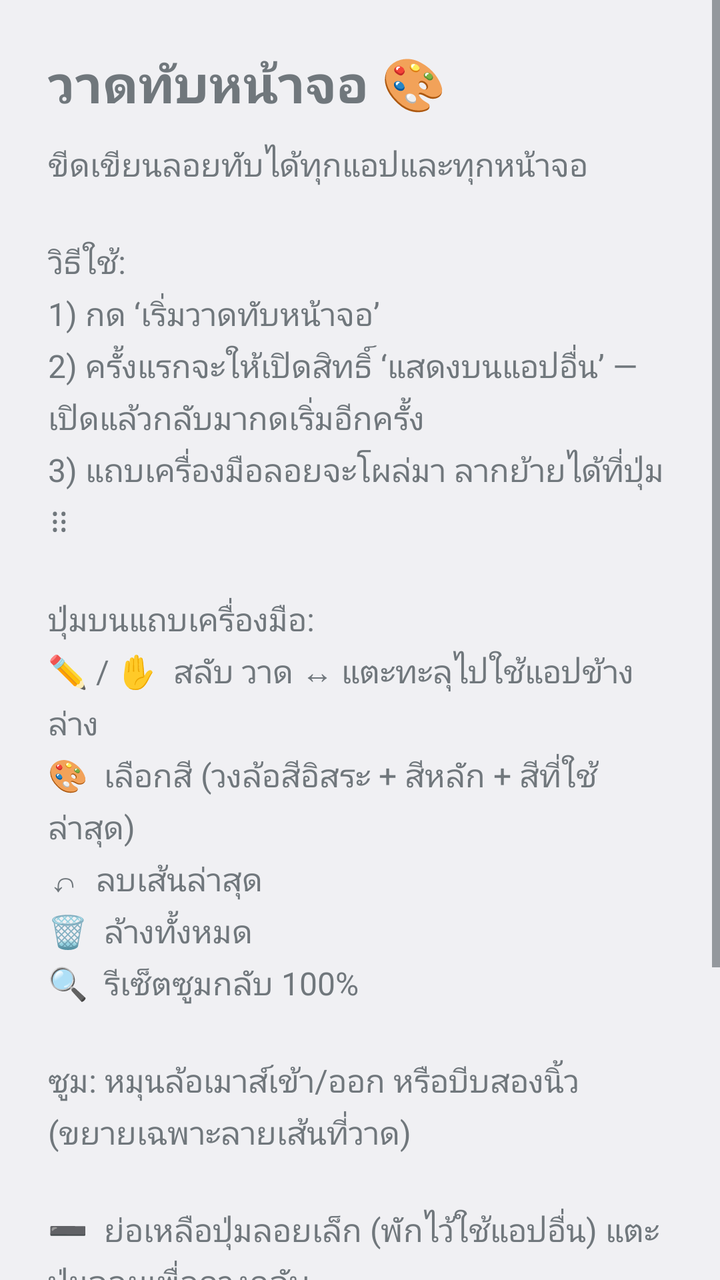
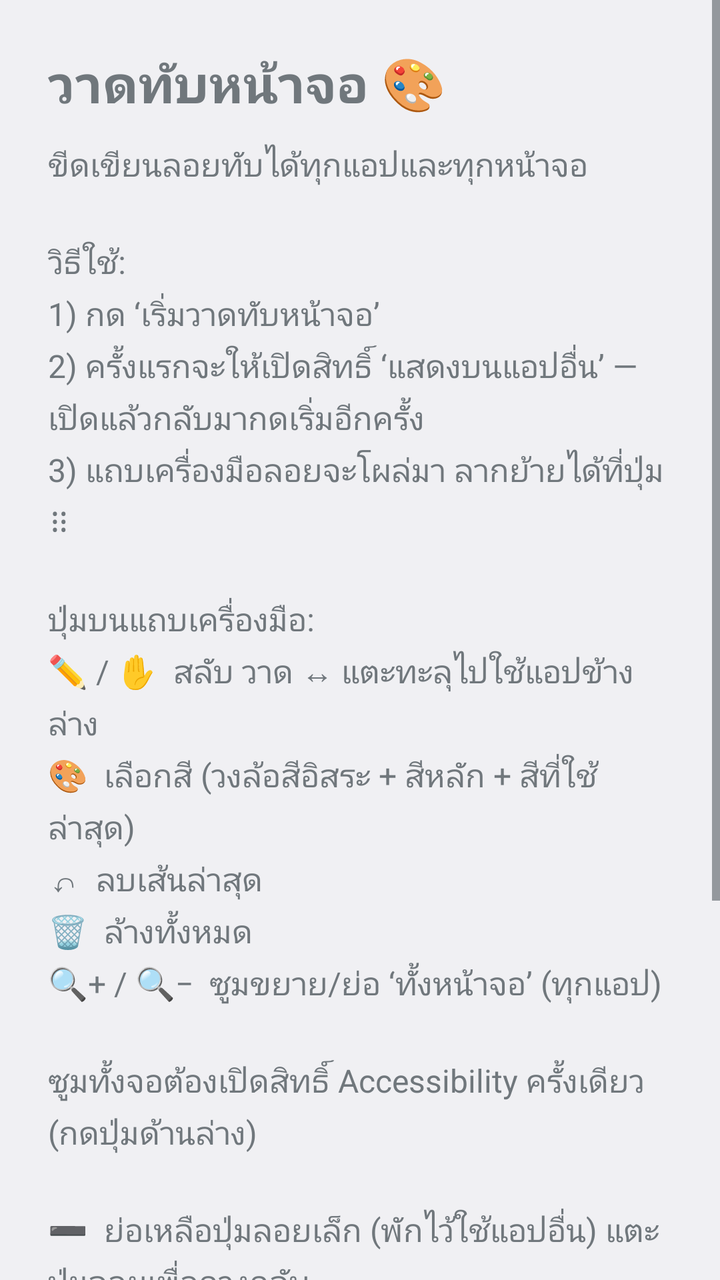

Compare the two renders of this Android layout. The source of the first and the diff that turns it into the second are given below.
<!-- AndroidManifest.xml: application theme android:Theme.DeviceDefault.Light -->
<!-- res/layout/activity_main.xml -->
<?xml version="1.0" encoding="utf-8"?>
<ScrollView xmlns:android="http://schemas.android.com/apk/res/android"
    android:layout_width="match_parent"
    android:layout_height="match_parent">

    <LinearLayout
        android:layout_width="match_parent"
        android:layout_height="wrap_content"
        android:orientation="vertical"
        android:padding="24dp">

        <TextView
            android:layout_width="wrap_content"
            android:layout_height="wrap_content"
            android:text="วาดทับหน้าจอ 🎨"
            android:textSize="26sp"
            android:textStyle="bold"
            android:paddingBottom="12dp" />

        <TextView
            android:layout_width="match_parent"
            android:layout_height="wrap_content"
            android:text="ขีดเขียนลอยทับได้ทุกแอปและทุกหน้าจอ\n\nวิธีใช้:\n1) กด ‘เริ่มวาดทับหน้าจอ’\n2) ครั้งแรกจะให้เปิดสิทธิ์ ‘แสดงบนแอปอื่น’ — เปิดแล้วกลับมากดเริ่มอีกครั้ง\n3) แถบเครื่องมือลอยจะโผล่มา ลากย้ายได้ที่ปุ่ม ⠿\n\nปุ่มบนแถบเครื่องมือ:\n✏️ / ✋  สลับ วาด ↔ แตะทะลุไปใช้แอปข้างล่าง\n🎨  เลือกสี (วงล้อสีอิสระ + สีหลัก + สีที่ใช้ล่าสุด)\n↶  ลบเส้นล่าสุด\n🗑  ล้างทั้งหมด\n🔍  รีเซ็ตซูมกลับ 100%\n\nซูม: หมุนล้อเมาส์เข้า/ออก หรือบีบสองนิ้ว (ขยายเฉพาะลายเส้นที่วาด)\n\n➖  ย่อเหลือปุ่มลอยเล็ก (พักไว้ใช้แอปอื่น) แตะปุ่มลอยเพื่อกางกลับ\n✕  ปิด"
            android:textSize="16sp"
            android:lineSpacingMultiplier="1.2"
            android:paddingBottom="28dp" />

        <Button
            android:id="@+id/btnStart"
            android:layout_width="match_parent"
            android:layout_height="wrap_content"
            android:text="เริ่มวาดทับหน้าจอ"
            android:textSize="18sp"
            android:paddingVertical="14dp" />

        <Button
            android:id="@+id/btnStop"
            android:layout_width="match_parent"
            android:layout_height="wrap_content"
            android:layout_marginTop="12dp"
            android:text="หยุด"
            android:textSize="18sp"
            android:paddingVertical="14dp" />
    </LinearLayout>
</ScrollView>
<!-- resources referenced by this layout -->
<resources>

</resources>

<!-- the commit's change to res/layout/activity_main.xml (unified diff, before → after) -->
@@ -20,7 +20,7 @@
         <TextView
             android:layout_width="match_parent"
             android:layout_height="wrap_content"
-            android:text="ขีดเขียนลอยทับได้ทุกแอปและทุกหน้าจอ\n\nวิธีใช้:\n1) กด ‘เริ่มวาดทับหน้าจอ’\n2) ครั้งแรกจะให้เปิดสิทธิ์ ‘แสดงบนแอปอื่น’ — เปิดแล้วกลับมากดเริ่มอีกครั้ง\n3) แถบเครื่องมือลอยจะโผล่มา ลากย้ายได้ที่ปุ่ม ⠿\n\nปุ่มบนแถบเครื่องมือ:\n✏️ / ✋  สลับ วาด ↔ แตะทะลุไปใช้แอปข้างล่าง\n🎨  เลือกสี (วงล้อสีอิสระ + สีหลัก + สีที่ใช้ล่าสุด)\n↶  ลบเส้นล่าสุด\n🗑  ล้างทั้งหมด\n🔍  รีเซ็ตซูมกลับ 100%\n\nซูม: หมุนล้อเมาส์เข้า/ออก หรือบีบสองนิ้ว (ขยายเฉพาะลายเส้นที่วาด)\n\n➖  ย่อเหลือปุ่มลอยเล็ก (พักไว้ใช้แอปอื่น) แตะปุ่มลอยเพื่อกางกลับ\n✕  ปิด"
+            android:text="ขีดเขียนลอยทับได้ทุกแอปและทุกหน้าจอ\n\nวิธีใช้:\n1) กด ‘เริ่มวาดทับหน้าจอ’\n2) ครั้งแรกจะให้เปิดสิทธิ์ ‘แสดงบนแอปอื่น’ — เปิดแล้วกลับมากดเริ่มอีกครั้ง\n3) แถบเครื่องมือลอยจะโผล่มา ลากย้ายได้ที่ปุ่ม ⠿\n\nปุ่มบนแถบเครื่องมือ:\n✏️ / ✋  สลับ วาด ↔ แตะทะลุไปใช้แอปข้างล่าง\n🎨  เลือกสี (วงล้อสีอิสระ + สีหลัก + สีที่ใช้ล่าสุด)\n↶  ลบเส้นล่าสุด\n🗑  ล้างทั้งหมด\n🔍+ / 🔍−  ซูมขยาย/ย่อ ‘ทั้งหน้าจอ’ (ทุกแอป)\n\nซูมทั้งจอต้องเปิดสิทธิ์ Accessibility ครั้งเดียว (กดปุ่มด้านล่าง)\n\n➖  ย่อเหลือปุ่มลอยเล็ก (พักไว้ใช้แอปอื่น) แตะปุ่มลอยเพื่อกางกลับ\n✕  ปิด"
             android:textSize="16sp"
             android:lineSpacingMultiplier="1.2"
             android:paddingBottom="28dp" />
@@ -34,6 +34,15 @@
             android:paddingVertical="14dp" />
 
         <Button
+            android:id="@+id/btnZoomPerm"
+            android:layout_width="match_parent"
+            android:layout_height="wrap_content"
+            android:layout_marginTop="12dp"
+            android:text="เปิดสิทธิ์ซูมทั้งจอ (Accessibility)"
+            android:textSize="16sp"
+            android:paddingVertical="14dp" />
+
+        <Button
             android:id="@+id/btnStop"
             android:layout_width="match_parent"
             android:layout_height="wrap_content"
